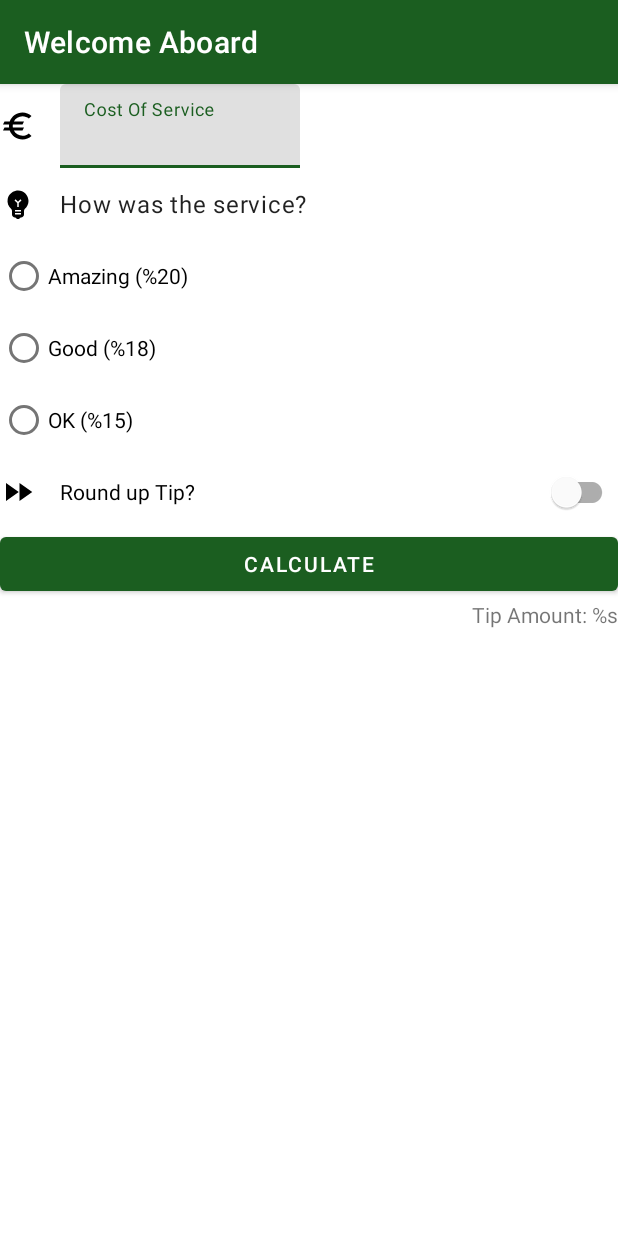
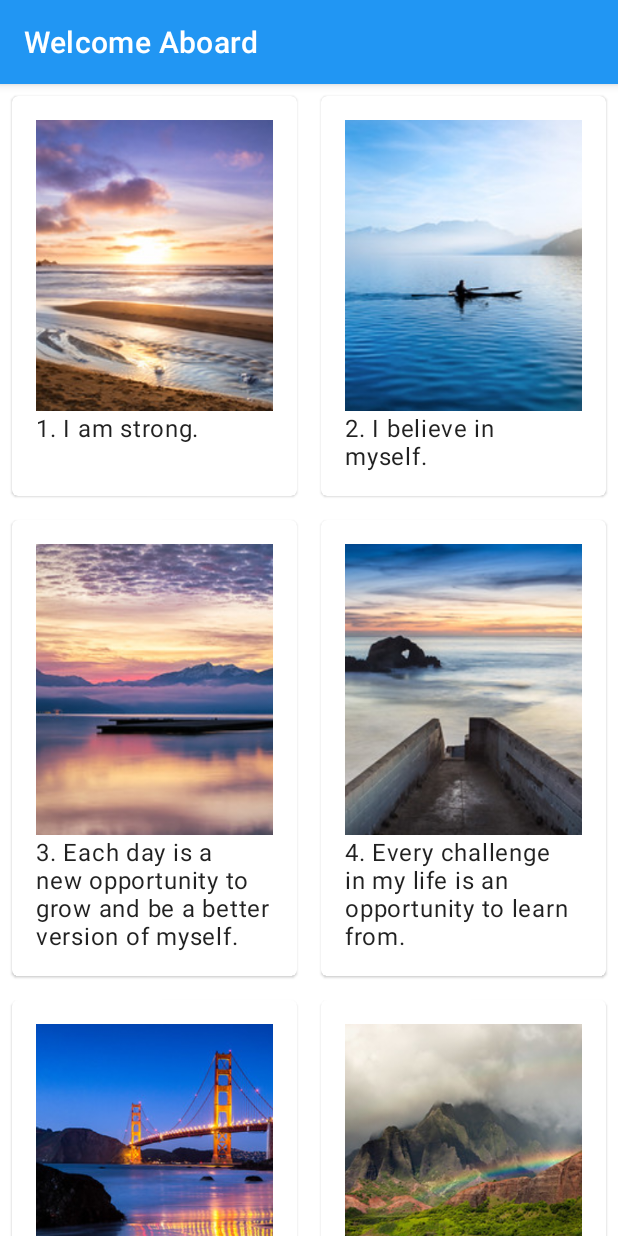
Before and after one commit to halilbalci/Welcome_Aboard, an Android app: the screen it shows after launch (MainActivity), on a phone screen of 412 x 824 dp. Run offline under Robolectric (Android 15) with nearby library versions, the phone set to English and light mode, and no system bars.

Commit message:
Image is added to list_item. Layout manager is converted to GridLayoutManager

```diff
--- a/app/src/main/java/com/example/welcomeaboard/MainActivity.kt
+++ b/app/src/main/java/com/example/welcomeaboard/MainActivity.kt
@@ -4,23 +4,30 @@ import androidx.appcompat.app.AppCompatActivity
 import android.os.Bundle
 import android.widget.Button
 import android.widget.ImageView
+import androidx.recyclerview.widget.GridLayoutManager
+import androidx.recyclerview.widget.LinearLayoutManager
+import androidx.recyclerview.widget.RecyclerView
+import com.example.welcomeaboard.affirmationsRecycleView.adapter.AffirmationItemAdapter
+import com.example.welcomeaboard.affirmationsRecycleView.data.DataSource
 import com.example.welcomeaboard.databinding.ActivityMainBinding
+import com.example.welcomeaboard.databinding.AffirmationLayoutBinding
 import com.example.welcomeaboard.databinding.TipCalculatorBinding
 import com.example.welcomeaboard.dice_example.Dice
 import java.text.NumberFormat
 
 class MainActivity : AppCompatActivity() {
     lateinit var binding: TipCalculatorBinding
+    lateinit var bindingAffirmation: AffirmationLayoutBinding
 
     override fun onCreate(savedInstanceState: Bundle?) {
         super.onCreate(savedInstanceState)
+        recyclerViewRun()
+    }
+
+    private fun runCalculateTip(){
         binding = TipCalculatorBinding.inflate(layoutInflater)
         setContentView(binding.root)
         binding.calculate.setOnClickListener{calcuteOnClick()}
-
-        //setContentView(R.layout.barbut_playground)
-        //val rollButton: Button = findViewById(R.id.button)
-        //rollButton.setOnClickListener { playBarbut() }
     }
 
     private fun calcuteOnClick(){
@@ -37,6 +44,11 @@ class MainActivity : AppCompatActivity() {
         }
     }
 
+    fun runBarbut(){
+        setContentView(R.layout.barbut_playground)
+        val rollButton: Button = findViewById(R.id.button)
+        rollButton.setOnClickListener { playBarbut() }
+    }
     fun playBarbut(){
         val diceImage: ImageView = findViewById(R.id.imageView2)
         val diceImage2: ImageView = findViewById(R.id.imageView3)
@@ -45,4 +57,13 @@ class MainActivity : AppCompatActivity() {
         diceImage2.setImageResource(dice.dicePics(dice.roll()))
     }
 
+    fun recyclerViewRun(){
+        setContentView(R.layout.affirmation_layout)
+        val myDataset = DataSource().loadAffirmations()
+        val recyclerView = findViewById<RecyclerView>(R.id.recycler_view)
+        recyclerView.adapter = AffirmationItemAdapter(this,myDataset)
+        recyclerView.layoutManager = GridLayoutManager(baseContext,2)
+        recyclerView.setHasFixedSize(true)//this method is only suitable for fixed size list. improve performance
+    }
+
 }
--- /dev/null
+++ b/app/src/main/java/com/example/welcomeaboard/affirmationsRecycleView/adapter/AffirmationItemAdapter.kt
@@ -0,0 +1,37 @@
+package com.example.welcomeaboard.affirmationsRecycleView.adapter
+
+import android.content.Context
+import android.view.LayoutInflater
+import android.view.View
+import android.view.ViewGroup
+import android.widget.ImageView
+import android.widget.TextView
+import androidx.recyclerview.widget.RecyclerView
+import com.example.welcomeaboard.R
+import com.example.welcomeaboard.affirmationsRecycleView.model.Affirmation
+
+class AffirmationItemAdapter(
+    private val context: Context,
+    private val dataSet: List<Affirmation>
+    ):RecyclerView.Adapter<AffirmationItemAdapter.ItemViewHolder>() {
+
+    class ItemViewHolder(private val view: View) : RecyclerView.ViewHolder(view){
+        val TextView: TextView = view.findViewById(R.id.item_title)
+        val ImageView: ImageView = view.findViewById(R.id.item_image)
+    }
+
+    override fun onCreateViewHolder(parent: ViewGroup, viewType: Int): ItemViewHolder {
+        val adapterLayout = LayoutInflater.from(parent.context)
+            .inflate(R.layout.affirmation_list_item,parent,false)
+        return ItemViewHolder(adapterLayout)
+    }
+
+    override fun onBindViewHolder(holder: ItemViewHolder, position: Int) {
+        val item = dataSet[position]
+        val txt = "${position+1}. ${context.resources.getString(item.stringResourceId)}"
+        holder.TextView.text = txt
+        holder.ImageView.setImageResource(item.drawableResourceId)
+    }
+
+    override fun getItemCount() = dataSet.size
+}
--- /dev/null
+++ b/app/src/main/java/com/example/welcomeaboard/affirmationsRecycleView/data/DataSource.kt
@@ -0,0 +1,22 @@
+package com.example.welcomeaboard.affirmationsRecycleView.data
+
+import com.example.welcomeaboard.R
+import com.example.welcomeaboard.affirmationsRecycleView.model.Affirmation
+
+class DataSource {
+    fun loadAffirmations(): List<Affirmation> {
+        return listOf<Affirmation>(
+            Affirmation(R.string.affirmation1, R.drawable.image1),
+            Affirmation(R.string.affirmation2, R.drawable.image2),
+            Affirmation(R.string.affirmation3, R.drawable.image3),
+            Affirmation(R.string.affirmation4, R.drawable.image4),
+            Affirmation(R.string.affirmation5, R.drawable.image5),
+            Affirmation(R.string.affirmation6, R.drawable.image6),
+            Affirmation(R.string.affirmation7, R.drawable.image7),
+            Affirmation(R.string.affirmation8, R.drawable.image8),
+            Affirmation(R.string.affirmation9, R.drawable.image9),
+            Affirmation(R.string.affirmation10, R.drawable.image10)
+        )
+    }
+
+}
--- /dev/null
+++ b/app/src/main/java/com/example/welcomeaboard/affirmationsRecycleView/model/Affirmation.kt
@@ -0,0 +1,10 @@
+package com.example.welcomeaboard.affirmationsRecycleView.model
+
+import androidx.annotation.DrawableRes
+import androidx.annotation.StringRes
+
+data class Affirmation(
+    @StringRes val stringResourceId: Int,
+    @DrawableRes val drawableResourceId: Int) {
+
+}
--- /dev/null
+++ b/app/src/main/res/layout/affirmation_layout.xml
@@ -0,0 +1,11 @@
+<?xml version="1.0" encoding="utf-8"?>
+<FrameLayout xmlns:android="http://schemas.android.com/apk/res/android"
+    android:layout_width="match_parent"
+    android:layout_height="match_parent">
+
+    <androidx.recyclerview.widget.RecyclerView
+        android:id="@+id/recycler_view"
+        android:layout_width="match_parent"
+        android:layout_height="match_parent"
+        android:scrollbars="vertical" />
+</FrameLayout>
--- /dev/null
+++ b/app/src/main/res/layout/affirmation_list_item.xml
@@ -0,0 +1,24 @@
+<?xml version="1.0" encoding="utf-8"?>
+<com.google.android.material.card.MaterialCardView
+    xmlns:android="http://schemas.android.com/apk/res/android"
+    android:layout_width="match_parent"
+    android:layout_height="wrap_content"
+    android:layout_margin="8dp">
+<LinearLayout
+    android:layout_width="match_parent"
+    android:layout_height="wrap_content"
+    android:padding="16dp"
+    android:orientation="vertical">
+    <ImageView
+        android:id="@+id/item_image"
+        android:layout_width="match_parent"
+        android:layout_height="194dp"
+        android:importantForAccessibility="no"
+        android:scaleType="centerCrop" />
+    <TextView
+        android:id="@+id/item_title"
+        android:layout_width="wrap_content"
+        android:layout_height="wrap_content"
+        android:textAppearance="?attr/textAppearanceBody1"/>
+</LinearLayout>
+</com.google.android.material.card.MaterialCardView>
--- a/app/src/main/res/values/colors.xml
+++ b/app/src/main/res/values/colors.xml
@@ -13,4 +13,8 @@
     <color name="blue">#0288D1</color>
     <color name="blue_dark">#005B9F</color>
     <color name="blue_light">#81D4FA</color>
+
+    <color name="blue_200">#FF90CAF9</color>
+    <color name="blue_500">#FF2196F3</color>
+    <color name="blue_700">#FF1976D2</color>
 </resources>
--- a/app/src/main/res/values/strings.xml
+++ b/app/src/main/res/values/strings.xml
@@ -22,4 +22,17 @@
     <string name="primary">primary</string>
     <string name="secondary">secondary</string>
     <string name="button">button</string>
+
+    <!--- affirmations -->
+    <string name="affirmation1">I am strong.</string>
+    <string name="affirmation2">I believe in myself.</string>
+    <string name="affirmation3">Each day is a new opportunity to grow and be a better version of myself.</string>
+    <string name="affirmation4">Every challenge in my life is an opportunity to learn from.</string>
+    <string name="affirmation5">I have so much to be grateful for.</string>
+    <string name="affirmation6">Good things are always coming into my life.</string>
+    <string name="affirmation7">New opportunities await me at every turn.</string>
+    <string name="affirmation8">I have the courage to follow my heart.</string>
+    <string name="affirmation9">Things will unfold at precisely the right time.</string>
+    <string name="affirmation10">I will be present in all the moments that this day brings.</string>
+
 </resources>
--- a/app/src/main/res/values/themes.xml
+++ b/app/src/main/res/values/themes.xml
@@ -2,15 +2,15 @@
     <!-- Base application theme. -->
     <style name="Theme.WelcomeAboard" parent="Theme.MaterialComponents.DayNight.DarkActionBar">
         <!-- Primary brand color. -->
-        <item name="colorPrimary">@color/green</item>
-        <item name="colorPrimaryVariant">@color/green_dark</item>
+        <item name="colorPrimary">@color/blue_500</item>
+        <item name="colorPrimaryVariant">@color/blue_700</item>
         <item name="colorOnPrimary">@color/white</item>
         <!-- Secondary brand color. -->
         <item name="colorSecondary">@color/blue</item>
         <item name="colorSecondaryVariant">@color/blue_dark</item>
         <item name="colorOnSecondary">@color/black</item>
         <!-- Status bar color. -->
-        <item name="android:statusBarColor" tools:targetApi="l">?attr/colorPrimaryVariant</item>
+        <item name="android:statusBarColor" >?attr/colorPrimaryVariant</item>
         <!-- Customize your theme here. -->
     </style>
 
```
Also changed, not shown: app/src/main/res/drawable/image1.jpg (added), app/src/main/res/drawable/image10.jpg (added), app/src/main/res/drawable/image2.jpg (added), app/src/main/res/drawable/image3.jpg (added), app/src/main/res/drawable/image4.jpg (added), app/src/main/res/drawable/image5.jpg (added), app/src/main/res/drawable/image6.jpg (added), app/src/main/res/drawable/image7.jpg (added), app/src/main/res/drawable/image8.jpg (added), app/src/main/res/drawable/image9.jpg (added).
